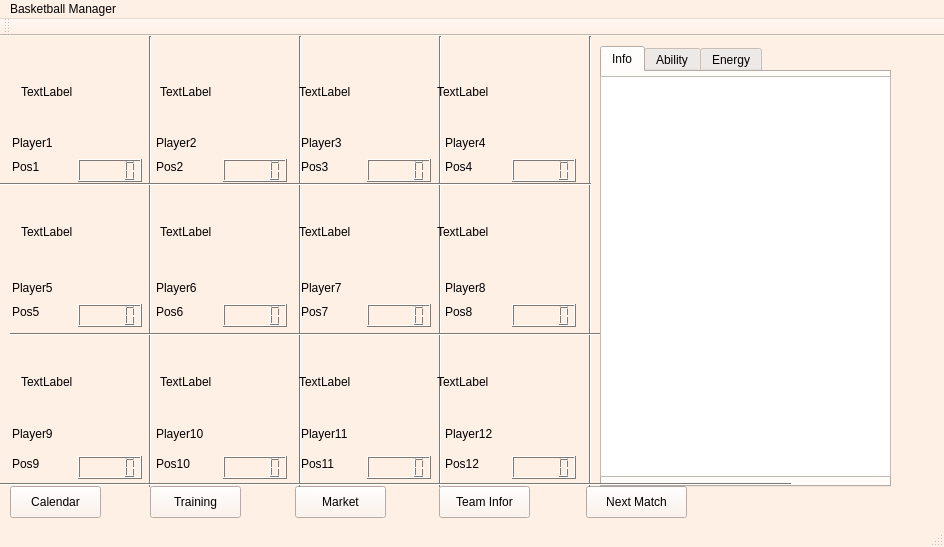
Qt form BTM_Qt/mainwindow.ui (skandermoalla/CSE201-Top5) before a commit.
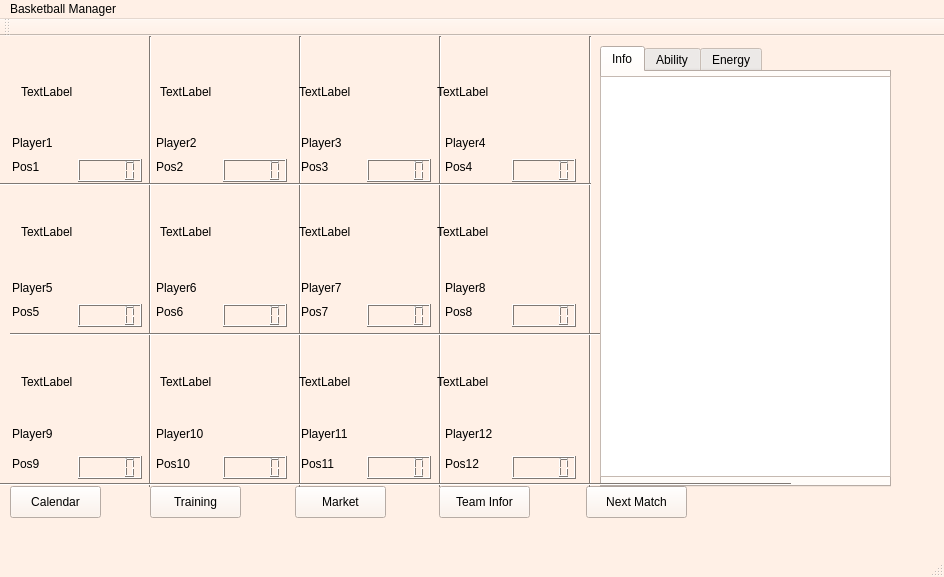
The same form after that commit.

Patch:
```diff
--- a/BTM_Qt/mainwindow.ui
+++ b/BTM_Qt/mainwindow.ui
@@ -7,7 +7,7 @@
     <x>0</x>
     <y>0</y>
     <width>944</width>
-    <height>547</height>
+    <height>577</height>
    </rect>
   </property>
   <property name="palette">
```
